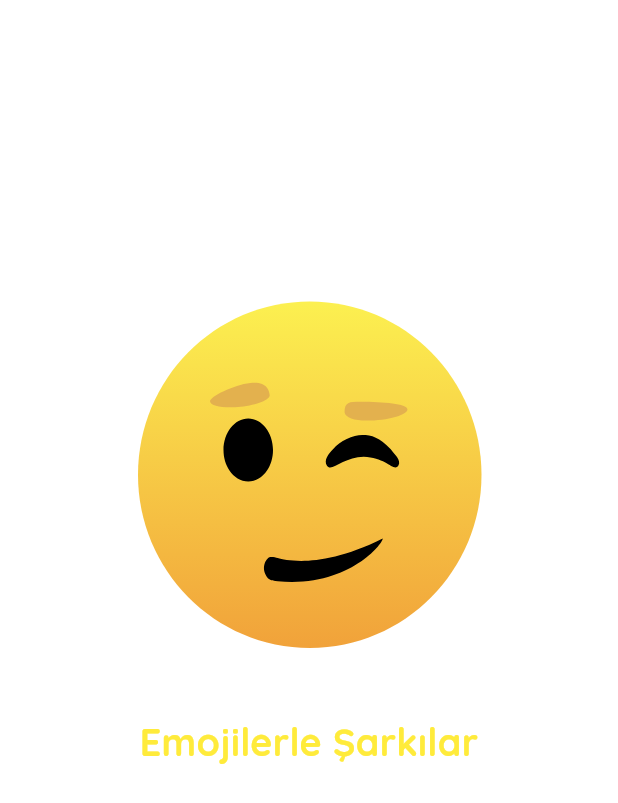
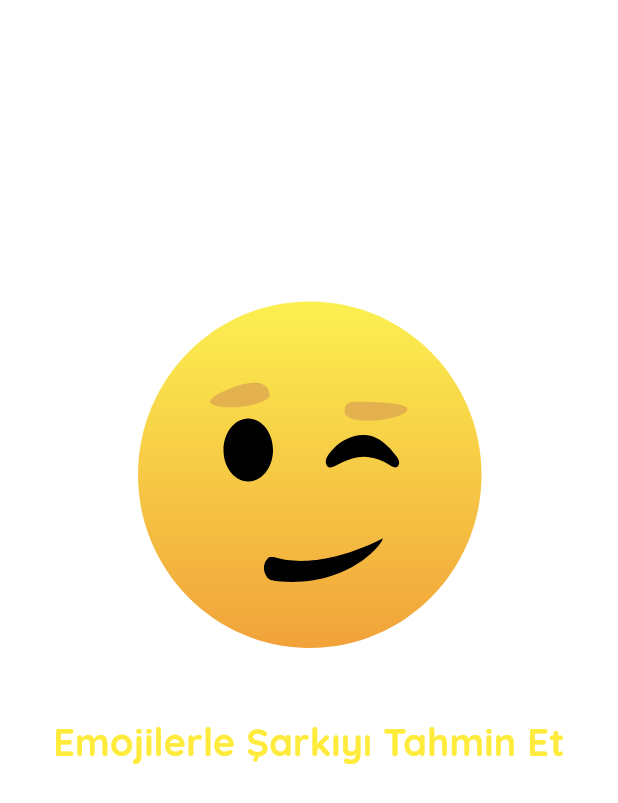
Before and after one commit to yusufgokhankuyu/Emoji_Game_Flutter, a Flutter app: the MyHomePage widget shown alone on an empty page, opened directly, on a phone screen of 412 x 824 dp. Shown: the top 803 px of the screen. Run offline on Flutter 3.47's test engine with Material 3 defaults, Android fonts, the phone set to English and light mode, and no system bars; drawn by our look-alikes of animated_splash_screen; our stand-ins replace google_fonts, lottie.

Commit message:
Design Improveemnts

```diff
--- a/lib/main.dart
+++ b/lib/main.dart
@@ -47,7 +47,7 @@ class _MyHomePageState extends State<MyHomePage> {
             height: 15,
           ),
           Text(
-            'Emojilerle Şarkılar',
+            'Emojilerle Şarkıyı Tahmin Et',
             textAlign: TextAlign.center,
             style: GoogleFonts.quicksand(
                 fontSize: 25,
--- a/lib/screens/LevelsPage.dart
+++ b/lib/screens/LevelsPage.dart
@@ -49,7 +49,7 @@ class LevelsPage extends StatelessWidget {
                   width: MediaQuery.sizeOf(context).width * 0.9,
                   height: MediaQuery.sizeOf(context).height * 0.2,
                   child: Card(
-                    color: Color.fromARGB(255, 50, 192, 232),
+                    color: const Color.fromARGB(255, 50, 192, 232),
                     child: Row(
                       mainAxisAlignment: MainAxisAlignment.spaceEvenly,
                       children: [
```
